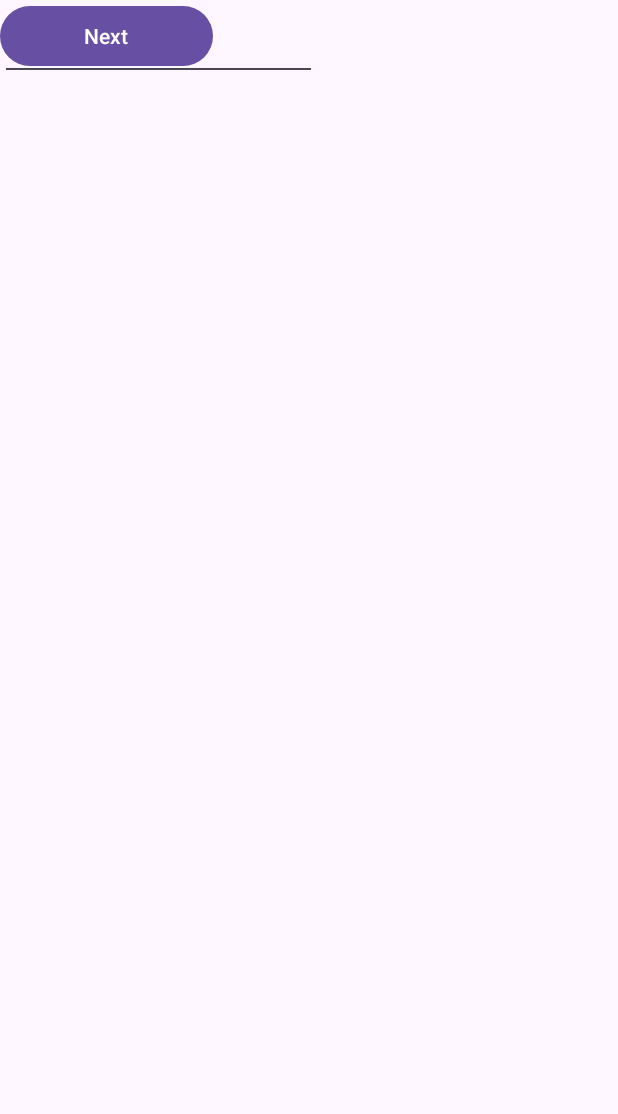
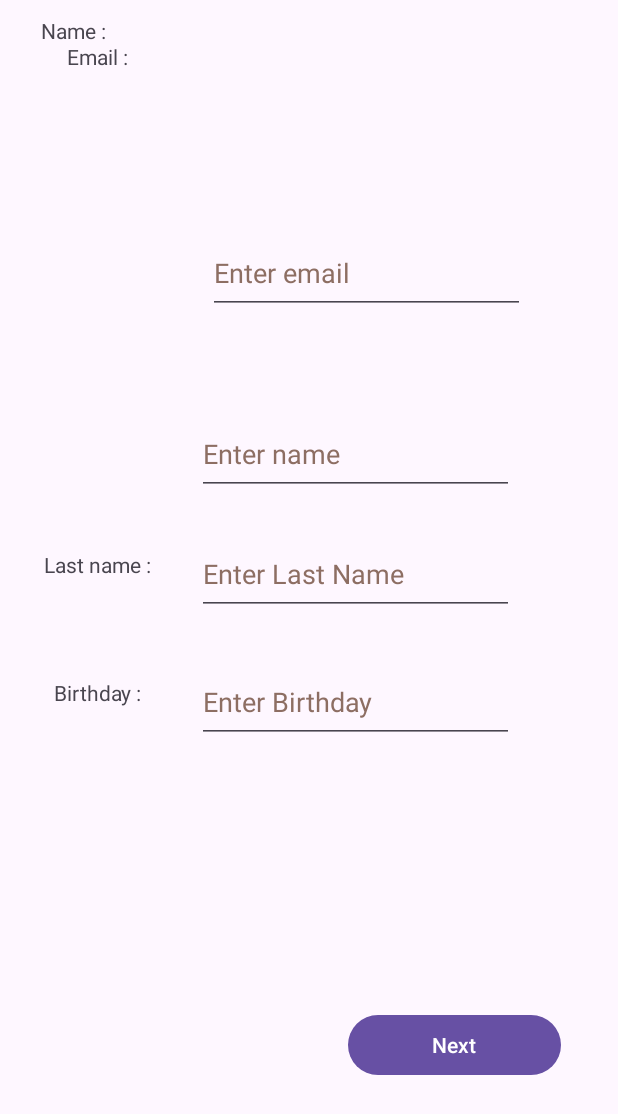
Before and after one commit to jbouveret18/BabyCareApp, an Android app: the screen it shows after launch (MainActivity), after a tap on "Sign up", on a phone screen of 412 x 824 dp. Shown: the top 1114 px of the screen. Run offline under Robolectric (Android 15) with nearby library versions, the phone set to English and light mode, and no system bars.

Commit message:
Adjusted positions for adress and sign up

```diff
--- a/app/src/main/res/layout/adress.xml
+++ b/app/src/main/res/layout/adress.xml
@@ -153,11 +153,15 @@
         android:id="@+id/FinishSignUp"
         android:layout_width="142dp"
         android:layout_height="48dp"
+        android:layout_marginStart="231dp"
+        android:layout_marginEnd="38dp"
+        android:layout_marginBottom="84dp"
+        android:gravity="center"
         android:text="@string/finish"
-        android:gravity="center"
-        tools:ignore="MissingConstraints,DuplicateSpeakableTextCheck"
-        tools:layout_editor_absoluteX="231dp"
-        tools:layout_editor_absoluteY="599dp" />
+        app:layout_constraintBottom_toBottomOf="parent"
+        app:layout_constraintEnd_toEndOf="parent"
+        app:layout_constraintStart_toStartOf="parent"
+        tools:ignore="MissingConstraints,DuplicateSpeakableTextCheck" />
 
 
 </androidx.constraintlayout.widget.ConstraintLayout>
--- a/app/src/main/res/layout/sign_up.xml
+++ b/app/src/main/res/layout/sign_up.xml
@@ -1,5 +1,6 @@
 <?xml version="1.0" encoding="utf-8"?>
 <androidx.constraintlayout.widget.ConstraintLayout xmlns:android="http://schemas.android.com/apk/res/android"
+    xmlns:app="http://schemas.android.com/apk/res-auto"
     xmlns:tools="http://schemas.android.com/tools"
     android:layout_width="match_parent"
     android:layout_height="match_parent"
@@ -10,23 +11,33 @@
         android:id="@+id/EmailText"
         android:layout_width="98dp"
         android:layout_height="41dp"
+        android:layout_marginStart="16dp"
+        android:layout_marginTop="109dp"
+        android:layout_marginBottom="34dp"
         android:gravity="center"
         android:text="@string/email"
-        tools:ignore="MissingConstraints"
-        tools:layout_editor_absoluteX="16dp"
-        tools:layout_editor_absoluteY="109dp" />
+        app:layout_constraintBottom_toTopOf="@+id/NameText"
+        app:layout_constraintStart_toStartOf="parent"
+        app:layout_constraintTop_toTopOf="parent"
+        tools:ignore="MissingConstraints" />
 
     <EditText
         android:id="@+id/Email"
         android:layout_width="211dp"
         android:layout_height="54dp"
+        android:layout_marginStart="24dp"
+        android:layout_marginTop="109dp"
+        android:layout_marginEnd="62dp"
+        android:layout_marginBottom="21dp"
         android:autofillHints=""
         android:hint="@string/enter_email"
         android:inputType="textEmailAddress"
         android:textColorHint="#8D6E63"
-        tools:ignore="MissingConstraints"
-        tools:layout_editor_absoluteX="138dp"
-        tools:layout_editor_absoluteY="109dp" />
+        app:layout_constraintBottom_toTopOf="@+id/Name"
+        app:layout_constraintEnd_toEndOf="parent"
+        app:layout_constraintStart_toEndOf="@+id/EmailText"
+        app:layout_constraintTop_toTopOf="parent"
+        tools:ignore="MissingConstraints" />
 
     <TextView
         android:id="@+id/NameText"
@@ -42,67 +53,87 @@
         android:id="@+id/Name"
         android:layout_width="211dp"
         android:layout_height="54dp"
+        android:layout_marginStart="26dp"
+        android:layout_marginEnd="62dp"
+        android:layout_marginBottom="26dp"
         android:autofillHints=""
         android:hint="@string/enter_name"
         android:inputType="textPersonName"
         android:textColorHint="#8D6E63"
-        tools:ignore="MissingConstraints"
-        tools:layout_editor_absoluteX="138dp"
-        tools:layout_editor_absoluteY="184dp" />
+        app:layout_constraintBottom_toTopOf="@+id/LastName"
+        app:layout_constraintEnd_toEndOf="parent"
+        app:layout_constraintStart_toEndOf="@+id/NameText"
+        tools:ignore="MissingConstraints" />
 
     <TextView
         android:id="@+id/LastNameText"
         android:layout_width="98dp"
         android:layout_height="41dp"
+        android:layout_marginStart="16dp"
+        android:layout_marginBottom="44dp"
         android:gravity="center"
         android:text="@string/last_name"
-        tools:ignore="MissingConstraints,TextSizeCheck"
-        tools:layout_editor_absoluteX="16dp"
-        tools:layout_editor_absoluteY="264dp" />
+        app:layout_constraintBottom_toTopOf="@+id/BirthdayText"
+        app:layout_constraintStart_toStartOf="parent"
+        tools:ignore="MissingConstraints,TextSizeCheck" />
 
     <EditText
         android:id="@+id/LastName"
         android:layout_width="211dp"
         android:layout_height="54dp"
+        android:layout_marginStart="17dp"
+        android:layout_marginEnd="69dp"
+        android:layout_marginBottom="31dp"
         android:autofillHints=""
         android:hint="@string/enter_last_name"
         android:inputType="textPersonName"
         android:textColorHint="#8D6E63"
-        tools:ignore="MissingConstraints"
-        tools:layout_editor_absoluteX="131dp"
-        tools:layout_editor_absoluteY="264dp" />
+        app:layout_constraintBottom_toTopOf="@+id/Birthday"
+        app:layout_constraintEnd_toEndOf="parent"
+        app:layout_constraintStart_toEndOf="@+id/LastNameText"
+        tools:ignore="MissingConstraints" />
 
     <TextView
         android:id="@+id/BirthdayText"
         android:layout_width="98dp"
         android:layout_height="41dp"
+        android:layout_marginStart="16dp"
+        android:layout_marginBottom="341dp"
         android:gravity="center"
         android:text="@string/birthday"
-        tools:ignore="MissingConstraints"
-        tools:layout_editor_absoluteX="16dp"
-        tools:layout_editor_absoluteY="349dp" />
+        app:layout_constraintBottom_toBottomOf="parent"
+        app:layout_constraintStart_toStartOf="parent"
+        tools:ignore="MissingConstraints" />
 
 
     <EditText
         android:id="@+id/Birthday"
         android:layout_width="211dp"
         android:layout_height="54dp"
+        android:layout_marginStart="17dp"
+        android:layout_marginEnd="69dp"
+        android:layout_marginBottom="177dp"
         android:autofillHints=""
         android:hint="@string/enter_birthday"
         android:inputType="date"
         android:textColorHint="#8D6E63"
-        tools:ignore="MissingConstraints"
-        tools:layout_editor_absoluteX="131dp"
-        tools:layout_editor_absoluteY="349dp" />
+        app:layout_constraintBottom_toTopOf="@+id/AdressPage"
+        app:layout_constraintEnd_toEndOf="parent"
+        app:layout_constraintStart_toEndOf="@+id/BirthdayText"
+        tools:ignore="MissingConstraints" />
 
     <Button
         android:id="@+id/AdressPage"
         android:layout_width="142dp"
         android:layout_height="48dp"
+        android:layout_marginStart="231dp"
+        android:layout_marginEnd="38dp"
+        android:layout_marginBottom="103dp"
         android:gravity="center"
         android:text="@string/next"
-        tools:ignore="MissingConstraints,DuplicateSpeakableTextCheck"
-        tools:layout_editor_absoluteX="231dp"
-        tools:layout_editor_absoluteY="580dp" />
+        app:layout_constraintBottom_toBottomOf="parent"
+        app:layout_constraintEnd_toEndOf="parent"
+        app:layout_constraintStart_toStartOf="parent"
+        tools:ignore="MissingConstraints,DuplicateSpeakableTextCheck" />
 
 </androidx.constraintlayout.widget.ConstraintLayout>
```
